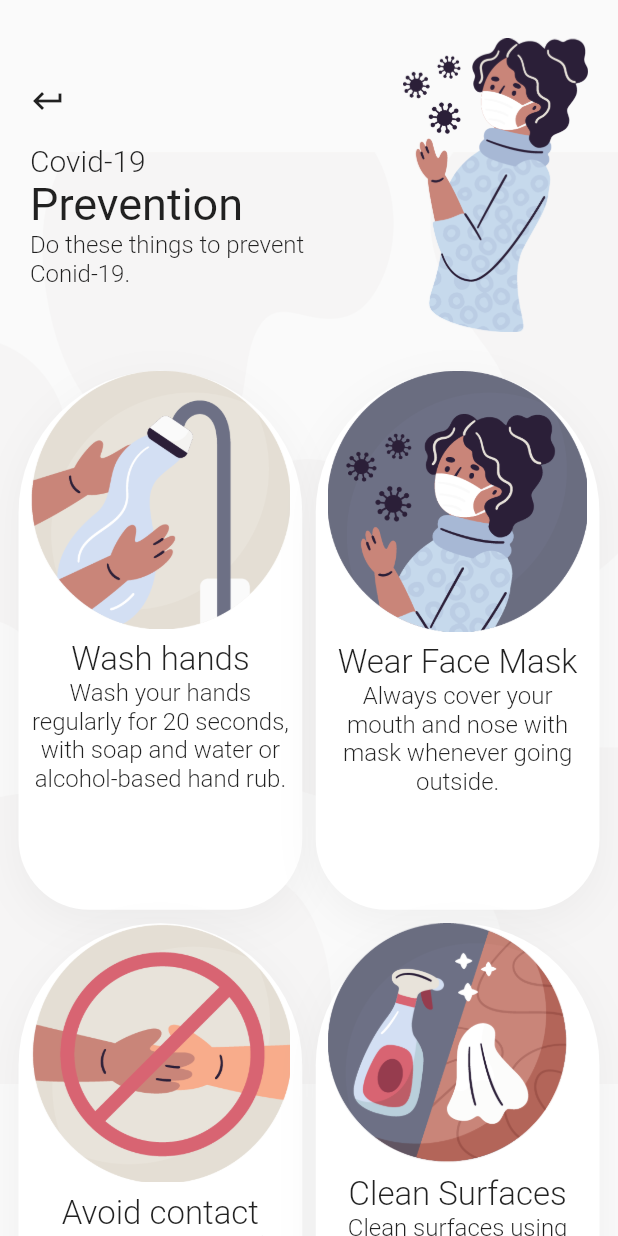
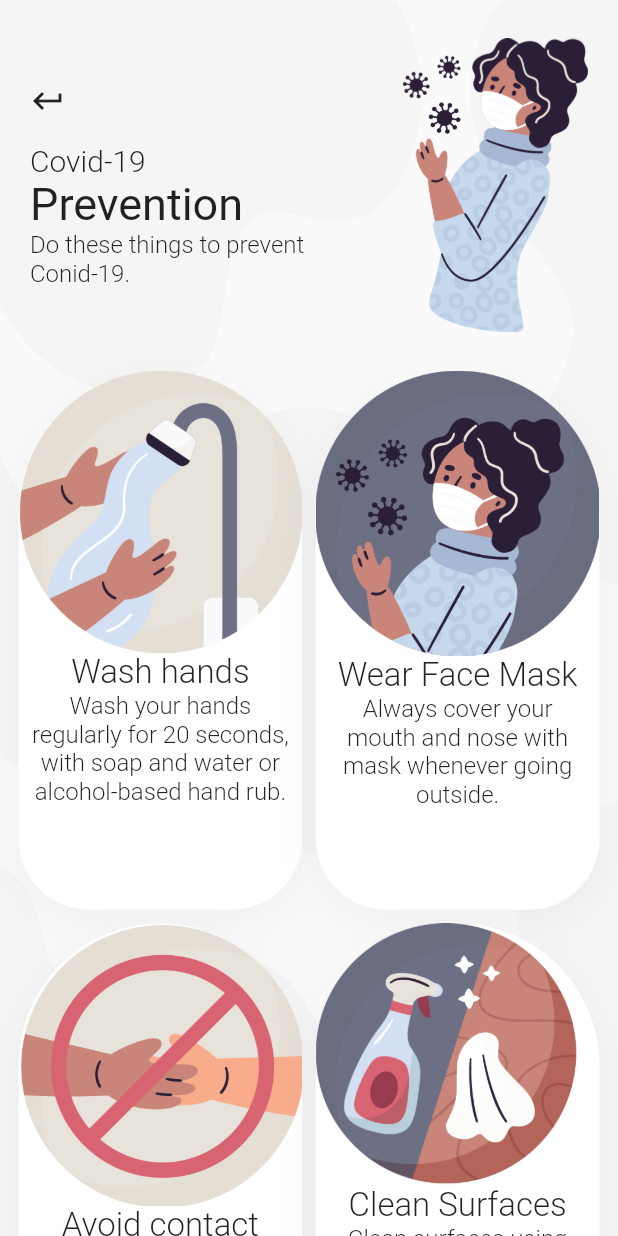
Before and after one commit to Raneem-Khafagy/Covid-19-FlutterApp, a Flutter app: the NavigateToPrevention screen opened directly, on a phone screen of 412 x 824 dp. Run offline on Flutter 3.47's test engine with Material 2 defaults, Android fonts, the light colour scheme and no system bars; our stand-ins replace flip_card.

Commit message:
semi final

```diff
--- a/lib/Models/CovidCardContent.dart
+++ b/lib/Models/CovidCardContent.dart
@@ -32,7 +32,7 @@ var symotoms = PageContent(
       SubContent(
         titleSubContent: 'High Fever',
         detailsSubContent:
-            'People who are older with edical conditions such as heart or lung desease..',
+            'People who are older with edical conditions such as heart or lung desease.',
         imagePathSubContent: 'assets/images/symptoms/HighFever.png',
       ),
       SubContent(
--- a/lib/Views/Screens/EnterScreen.dart
+++ b/lib/Views/Screens/EnterScreen.dart
@@ -18,6 +18,7 @@ class EnterScreen extends StatelessWidget {
               width: width,
               height: height,
               child: Image(
+                fit: BoxFit.cover,
                 image: AssetImage("assets/images/bg.png"),
               )),
           Positioned(
@@ -26,7 +27,9 @@ class EnterScreen extends StatelessWidget {
             top: height * 0.2,
             child: Container(
               child: Image(
-                image: AssetImage("assets/images/homeScreen.png"),
+                image: AssetImage(
+                  "assets/images/homeScreen.png",
+                ),
               ),
             ),
           ),
--- a/lib/Views/SubScreens/NavigateToPrevention.dart
+++ b/lib/Views/SubScreens/NavigateToPrevention.dart
@@ -14,6 +14,7 @@ class NavigateToPrevention extends StatelessWidget {
       body: Container(
         decoration: BoxDecoration(
           image: DecorationImage(
+            fit: BoxFit.cover,
             image: AssetImage("assets/images/bg.png"),
           ),
         ),
--- a/lib/Views/SubScreens/NavigateToSymtoms.dart
+++ b/lib/Views/SubScreens/NavigateToSymtoms.dart
@@ -14,6 +14,7 @@ class NavigateToSymtoms extends StatelessWidget {
       body: Container(
         decoration: BoxDecoration(
           image: DecorationImage(
+            fit: BoxFit.cover,
             image: AssetImage("assets/images/bg.png"),
           ),
         ),
--- a/lib/widgets/CovidMinCard.dart
+++ b/lib/widgets/CovidMinCard.dart
@@ -39,26 +39,30 @@ class CovidMiniCard extends StatelessWidget {
           ),
           child: Container(
             width: width,
-            padding: const EdgeInsets.symmetric(horizontal: 8),
             child: Column(
               children: [
                 Container(
+                  width: width,
                   child: Image(
                     image: AssetImage(imagePathSubContent),
                     fit: BoxFit.scaleDown,
                   ),
                 ),
-                SizedBox(
-                  height: height * .009,
+                Container(
+                  width: width,
+                  child: Text(
+                    titleSubContent,
+                    style: covidHTextStyle,
+                    textAlign: TextAlign.center,
+                  ),
                 ),
-                Text(
-                  titleSubContent,
-                  style: covidHTextStyle,
-                ),
-                Text(
-                  detailsSubContent,
-                  style: subTextStyle,
-                  textAlign: TextAlign.center,
+                Container(
+                  padding: const EdgeInsets.symmetric(horizontal: 8),
+                  child: Text(
+                    detailsSubContent,
+                    style: subTextStyle,
+                    textAlign: TextAlign.center,
+                  ),
                 ),
               ],
             ),
```
